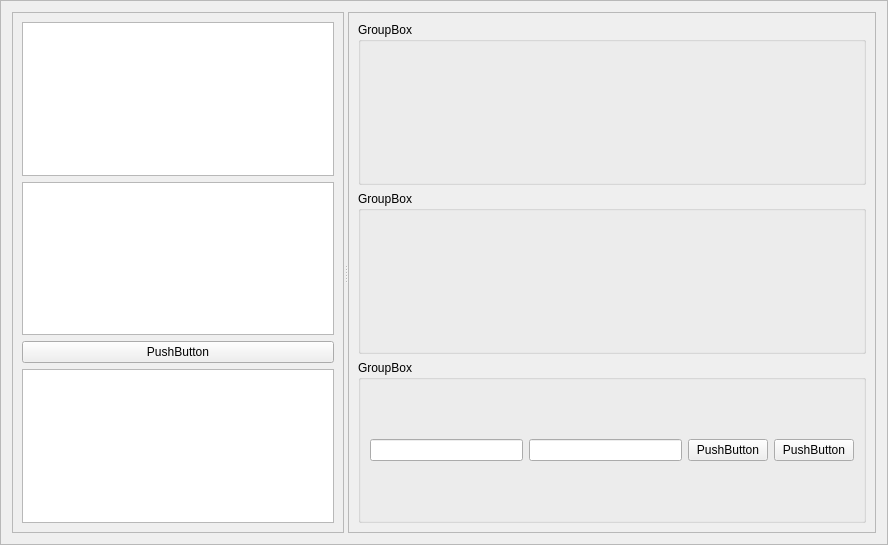
Above: slacx/slacxui/wf_editor.ui from slaclab/paws before the change. Below: the same form after it.
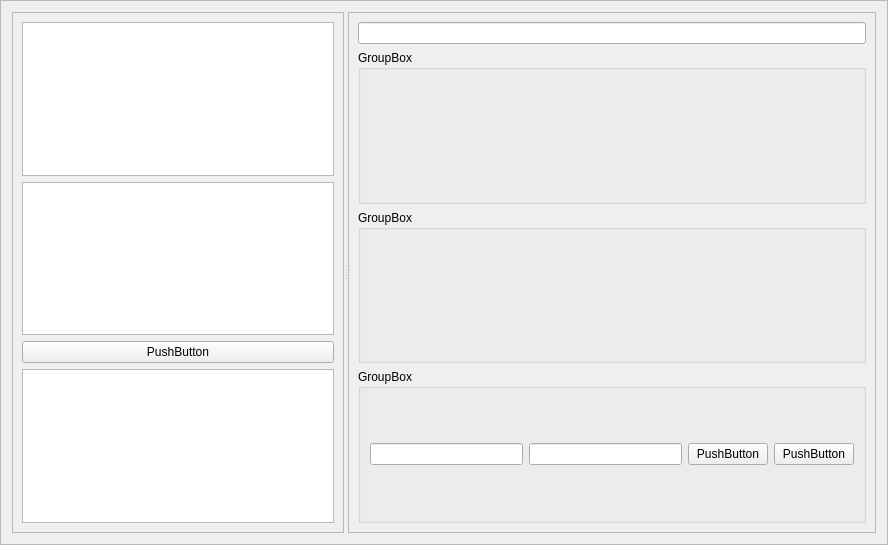
That is the form after the change.

Commit message: serial and batch workflows run in a thread separate from the gui. so do realtime workflows but in current implementation they run forever. also a number of bugfixes.

Diff of the .ui file:
```diff
--- a/slacx/slacxui/wf_editor.ui
+++ b/slacx/slacxui/wf_editor.ui
@@ -66,6 +66,9 @@
        <enum>QFrame::Raised</enum>
       </property>
       <layout class="QVBoxLayout" name="verticalLayout_2">
+       <item>
+        <widget class="QLineEdit" name="op_name"/>
+       </item>
        <item>
         <widget class="QGroupBox" name="input_box">
          <property name="title">
```
The commit also changes 6 other files.
